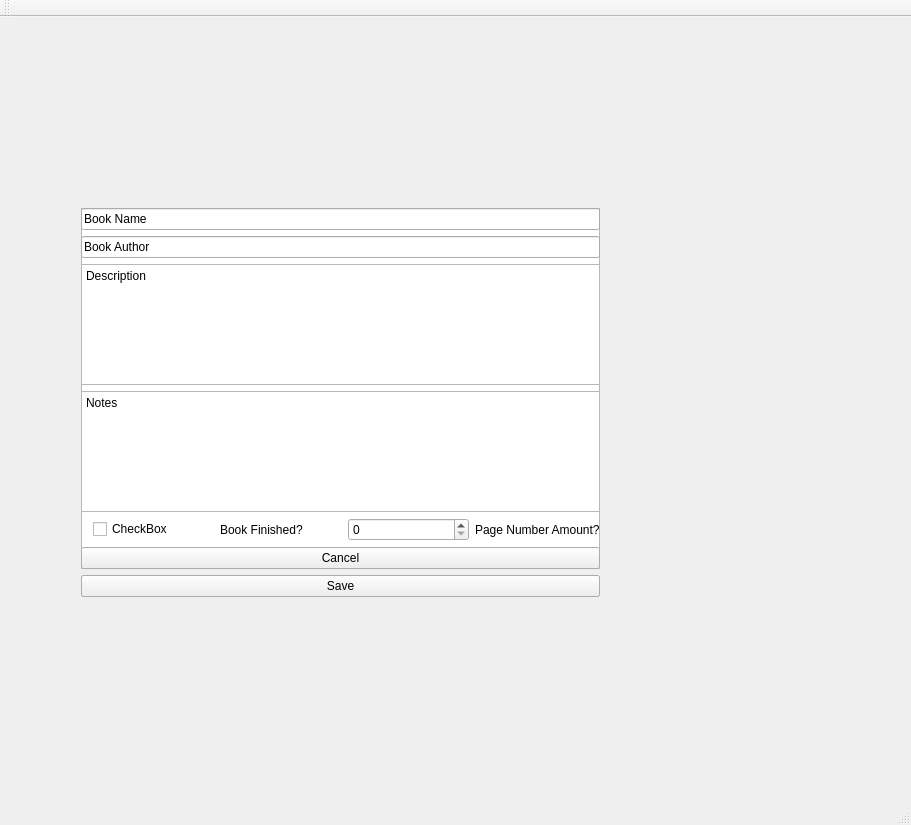
The window that main/src/bookjournal.ui (najir/Readify) describes before a commit, drawn with Qt 5.
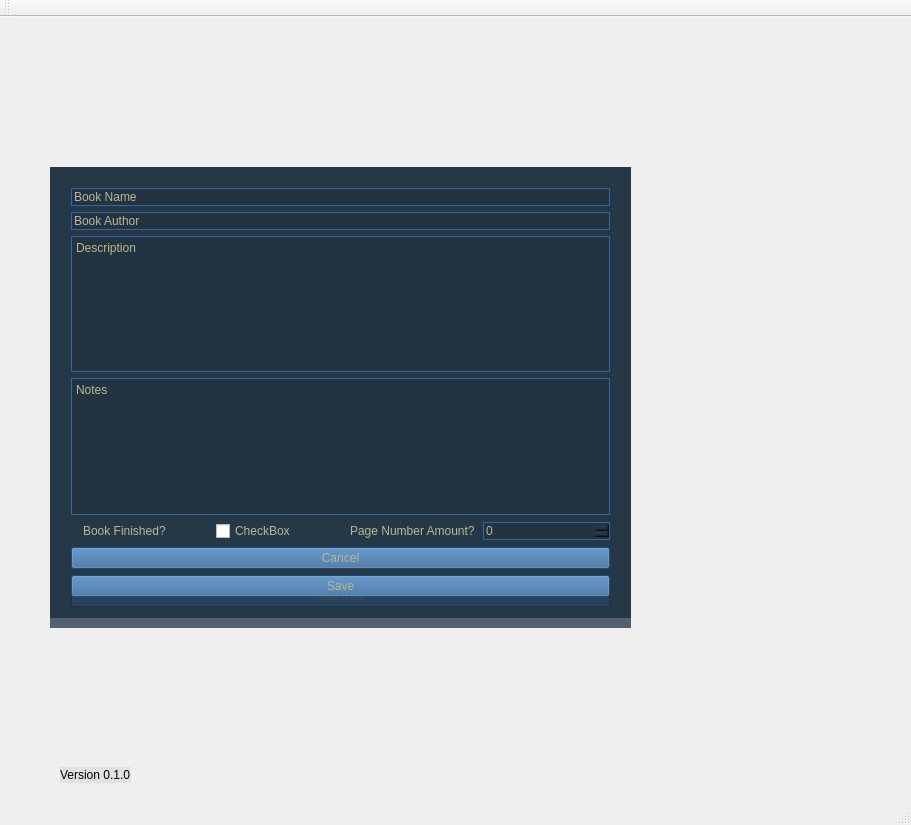
The same window after the commit.

Commit message: More style sheet edits, added initial welcome changes. General Ui adjustments

```diff
--- a/main/src/bookjournal.ui
+++ b/main/src/bookjournal.ui
@@ -14,25 +14,48 @@
    <string>bookjournal</string>
   </property>
   <widget class="QWidget" name="centralWidget">
+   <property name="styleSheet">
+    <string notr="true">QWidget{
+color: rgb(184, 184, 148);
+}
+QWidget#widgetMain, QWidget#widgetPage{
+color: rgb(184, 184, 148);
+background-color: rgba(19, 38, 57, 180);
+}
+QPushButton{
+background-color: rgb(51, 102, 153);
+}
+QVBoxLayout, QLineEdit, QTextEdit, QSpinBox{
+border: 1px solid rgb(51, 102, 153);
+background-color: rgb(36, 51, 66);
+}
+QListWidget{
+border: 1px solid rgb(51, 102, 153);
+background-color: rgba(0,0,0,0);
+}</string>
+   </property>
    <widget class="QWidget" name="widgetPage" native="true">
     <property name="geometry">
      <rect>
       <x>50</x>
       <y>150</y>
-      <width>601</width>
+      <width>581</width>
       <height>451</height>
      </rect>
     </property>
     <property name="autoFillBackground">
      <bool>false</bool>
     </property>
+    <property name="styleSheet">
+     <string notr="true"/>
+    </property>
     <widget class="QWidget" name="verticalLayoutWidget_2">
      <property name="geometry">
       <rect>
-       <x>20</x>
-       <y>30</y>
-       <width>541</width>
-       <height>411</height>
+       <x>10</x>
+       <y>10</y>
+       <width>561</width>
+       <height>431</height>
       </rect>
      </property>
      <layout class="QVBoxLayout" name="verticalLayoutPage">
@@ -89,13 +112,6 @@
         <property name="leftMargin">
          <number>12</number>
         </property>
-        <item>
-         <widget class="QCheckBox" name="checkBox">
-          <property name="text">
-           <string>CheckBox</string>
-          </property>
-         </widget>
-        </item>
         <item>
          <widget class="QLabel" name="label">
           <property name="text">
@@ -103,6 +119,20 @@
           </property>
          </widget>
         </item>
+        <item>
+         <widget class="QCheckBox" name="checkBox">
+          <property name="text">
+           <string>CheckBox</string>
+          </property>
+         </widget>
+        </item>
+        <item>
+         <widget class="QLabel" name="label_2">
+          <property name="text">
+           <string>Page Number Amount?</string>
+          </property>
+         </widget>
+        </item>
         <item>
          <widget class="QSpinBox" name="spinBoxRead">
           <property name="autoFillBackground">
@@ -110,13 +140,6 @@
           </property>
          </widget>
         </item>
-        <item>
-         <widget class="QLabel" name="label_2">
-          <property name="text">
-           <string>Page Number Amount?</string>
-          </property>
-         </widget>
-        </item>
        </layout>
       </item>
       <item>
@@ -141,17 +164,23 @@
      <rect>
       <x>50</x>
       <y>150</y>
-      <width>601</width>
+      <width>581</width>
       <height>461</height>
      </rect>
     </property>
+    <property name="styleSheet">
+     <string notr="true">QPushButton{
+background-color: rgb(51, 102, 153)
+}
+</string>
+    </property>
     <widget class="QWidget" name="verticalLayoutWidget">
      <property name="geometry">
       <rect>
-       <x>20</x>
-       <y>30</y>
-       <width>541</width>
-       <height>411</height>
+       <x>10</x>
+       <y>10</y>
+       <width>561</width>
+       <height>441</height>
       </rect>
      </property>
      <layout class="QVBoxLayout" name="verticalLayoutMain">
@@ -168,6 +197,23 @@
      </layout>
     </widget>
    </widget>
+   <widget class="QLabel" name="label_3">
+    <property name="geometry">
+     <rect>
+      <x>60</x>
+      <y>750</y>
+      <width>71</width>
+      <height>16</height>
+     </rect>
+    </property>
+    <property name="styleSheet">
+     <string notr="true">color: black;
+background-color: rgba(100,100,100, 25);</string>
+    </property>
+    <property name="text">
+     <string>Version 0.1.0</string>
+    </property>
+   </widget>
    <zorder>widgetMain</zorder>
    <zorder>widgetPage</zorder>
   </widget>
```
Left out of the diff: 1 changed line with no effect on the pictures. The commit also changes 2 other files.
